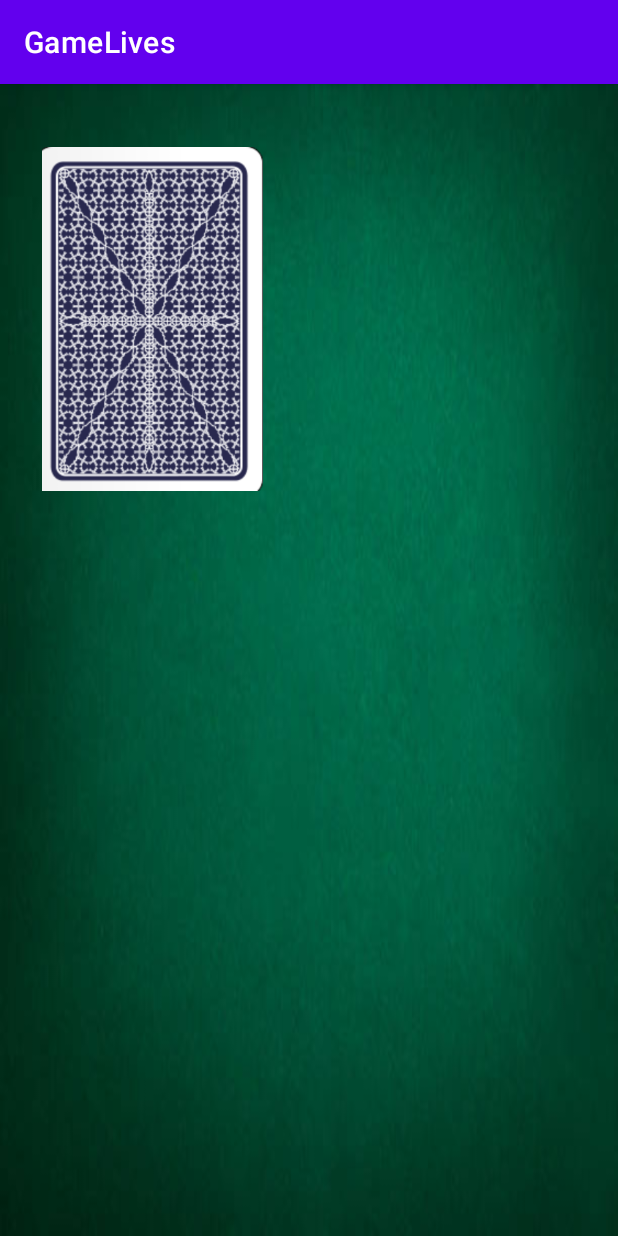
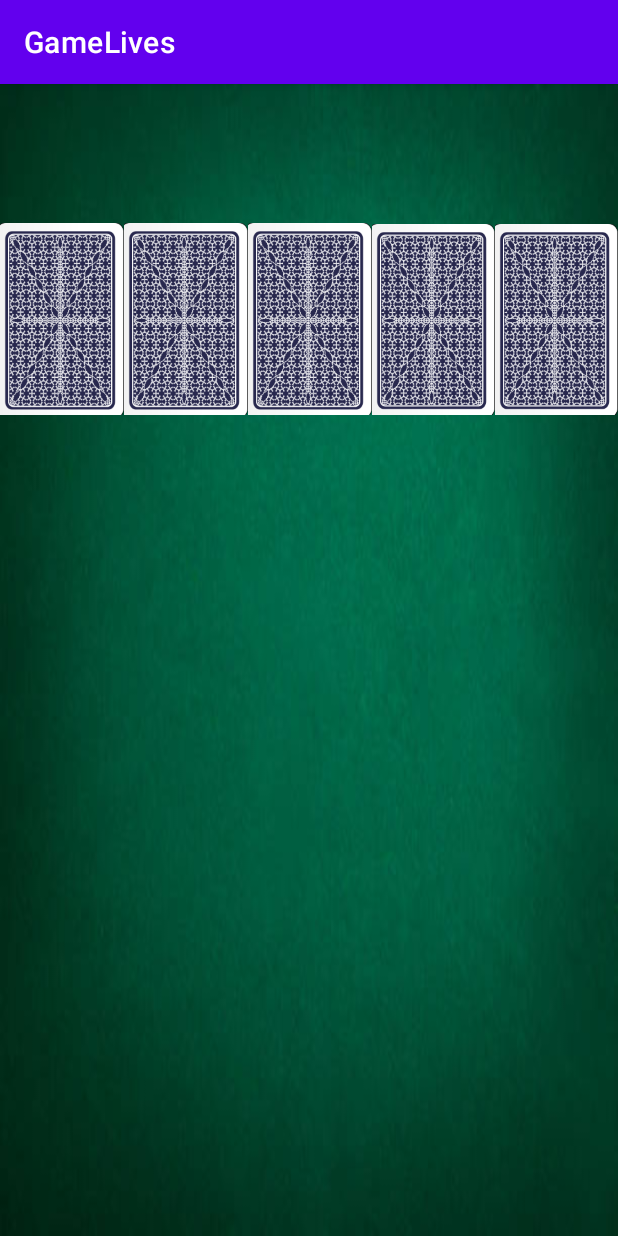
Before and after one commit to AGranjaL/GameOfLives, an Android app: the screen it shows after launch (MainActivity), after a tap on "START GAME", on a phone screen of 412 x 824 dp. Run offline under Robolectric (Android 15) with nearby library versions, the phone set to English and light mode, and no system bars.

Commit message:
added five cards to second layout

```diff
--- a/app/src/main/res/layout/activity_main.xml
+++ b/app/src/main/res/layout/activity_main.xml
@@ -30,4 +30,7 @@
         app:srcCompat="@drawable/logo"
         tools:ignore="ImageContrastCheck" />
 
+
+
+
 </androidx.constraintlayout.widget.ConstraintLayout>
--- a/app/src/main/res/layout/activity_second.xml
+++ b/app/src/main/res/layout/activity_second.xml
@@ -1,18 +1,55 @@
 <?xml version="1.0" encoding="utf-8"?>
-<androidx.constraintlayout.widget.ConstraintLayout xmlns:android="http://schemas.android.com/apk/res/android"
+<RelativeLayout xmlns:android="http://schemas.android.com/apk/res/android"
     xmlns:app="http://schemas.android.com/apk/res-auto"
     xmlns:tools="http://schemas.android.com/tools"
-    android:background="@drawable/backgrounds"
     android:layout_width="match_parent"
-    android:layout_height="match_parent">
+    android:layout_height="match_parent"
+    android:orientation = "horizontal"
+    android:background="@drawable/backgrounds">
+    <LinearLayout
+        android:id = "@+id/lay_cards"
+        android:layout_width="match_parent"
+        android:layout_height="wrap_content"
+        android:layout_alignParentTop="true"
+        android:orientation = "horizontal">
 
-    <ImageView
-        android:id="@+id/imageView"
-        android:layout_width="151dp"
-        android:layout_height="229dp"
-        android:layout_marginStart="26dp"
-        android:layout_marginTop="42dp"
-        app:layout_constraintStart_toStartOf="parent"
-        app:layout_constraintTop_toTopOf="parent"
-        app:srcCompat="@drawable/backcard" />
-</androidx.constraintlayout.widget.ConstraintLayout>
+        <ImageView
+            android:id="@+id/backcard1"
+            android:layout_width="wrap_content"
+            android:layout_height="match_parent"
+            android:layout_weight="1"
+            android:scaleType="centerInside"
+            app:srcCompat="@drawable/backcard" />
+        <ImageView
+            android:id="@+id/backcard2"
+            android:layout_width="wrap_content"
+            android:layout_height="match_parent"
+            android:layout_weight="1"
+            android:scaleType="centerInside"
+            app:srcCompat="@drawable/backcard" />
+        <ImageView
+            android:id="@+id/backcard3"
+            android:layout_width="wrap_content"
+            android:layout_height="match_parent"
+            android:layout_weight="1"
+            android:scaleType="centerInside"
+            app:srcCompat="@drawable/backcard" />
+        <ImageView
+            android:id="@+id/backcard4"
+            android:layout_width="wrap_content"
+            android:layout_height="match_parent"
+            android:layout_weight="1"
+            android:scaleType="centerInside"
+            app:srcCompat="@drawable/backcard" />
+        <ImageView
+            android:id="@+id/backcard5"
+            android:layout_width="wrap_content"
+            android:layout_height="match_parent"
+            android:layout_weight="1"
+            android:scaleType="centerInside"
+            app:srcCompat="@drawable/backcard" />
+
+
+
+    </LinearLayout>
+</RelativeLayout>
```
